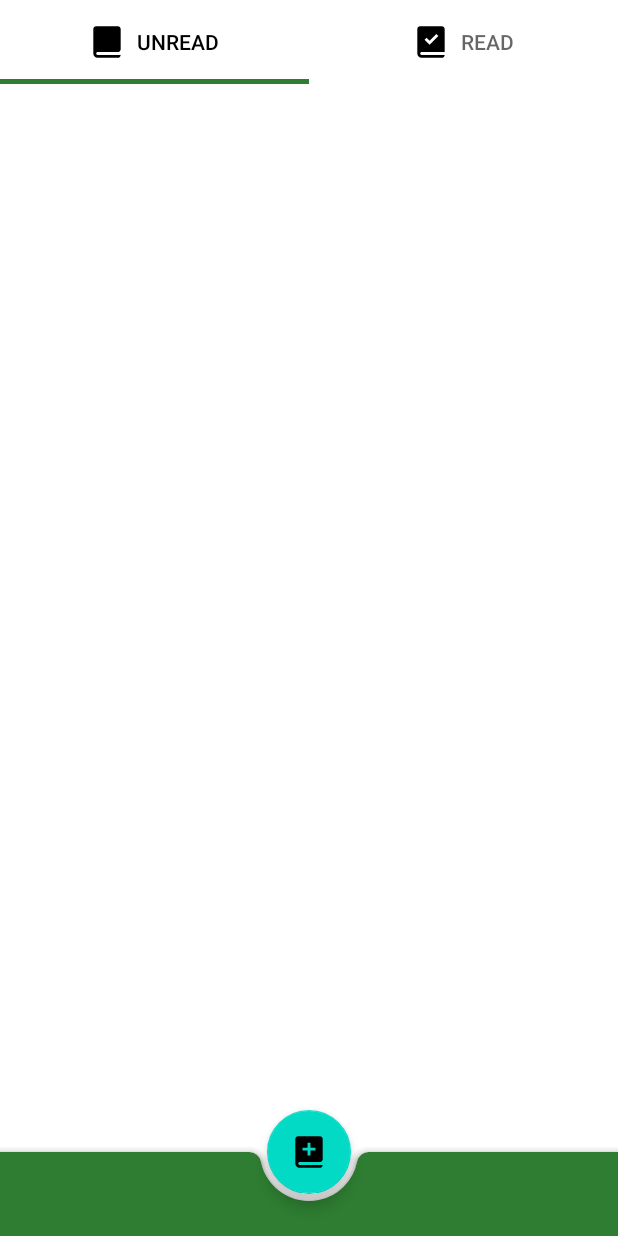
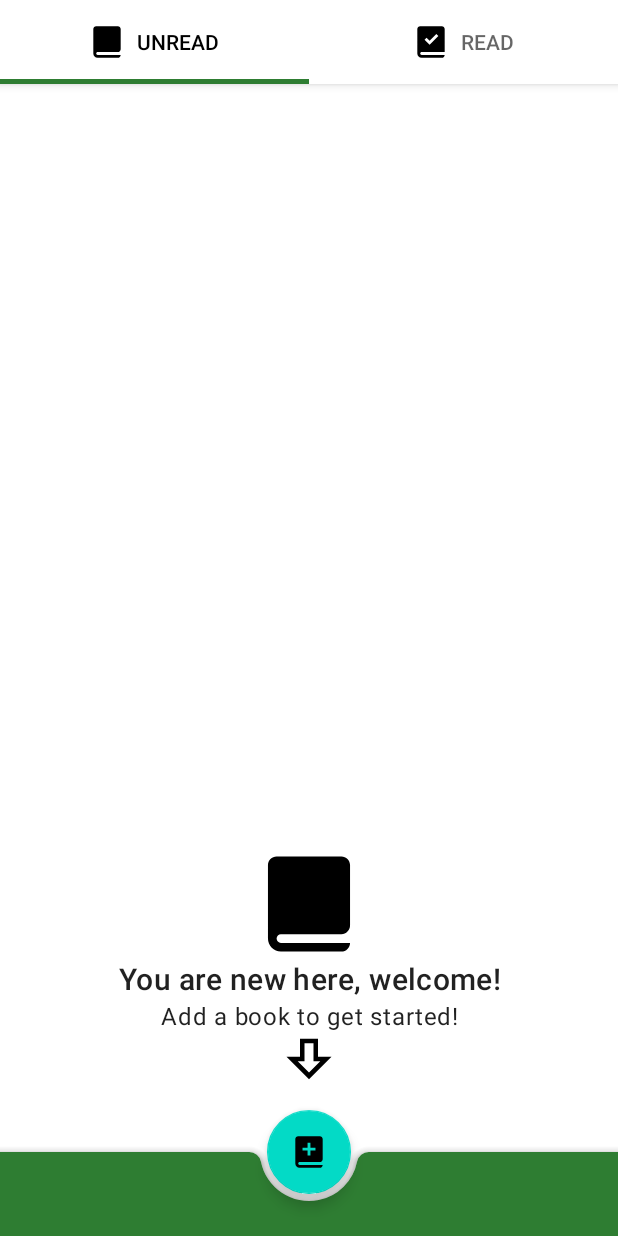
Before and after one commit to KennyGoers/MyBooks, an Android app: the screen it shows after launch (MainActivity), on a phone screen of 412 x 824 dp. Run offline under Robolectric (Android 15) with nearby library versions, the phone set to English and light mode, and no system bars; our stand-ins replace Picasso, Room's generated code, RxJava; pictures from the network do not load.

Commit message:
ADded some more material concepts (empty view, some others)

```diff
--- a/app/src/main/AndroidManifest.xml
+++ b/app/src/main/AndroidManifest.xml
@@ -14,7 +14,9 @@
         android:theme="@style/AppTheme.NoActionBar" tools:ignore="GoogleAppIndexingWarning"
     >
 
-        <activity android:name=".ui.MainActivity">
+        <activity android:name=".ui.MainActivity"
+                  android:windowSoftInputMode="adjustPan"
+        >
             <intent-filter>
                 <action android:name="android.intent.action.MAIN"/>
                 <category android:name="android.intent.category.LAUNCHER"/>
--- a/app/src/main/java/com/trixiesoft/mybooks/MyBookApp.kt
+++ b/app/src/main/java/com/trixiesoft/mybooks/MyBookApp.kt
@@ -4,7 +4,6 @@ import android.app.Application
 import com.squareup.picasso.Picasso
 
 class MyBookApp : Application() {
-
     override fun onCreate() {
         super.onCreate()
 
--- a/app/src/main/java/com/trixiesoft/mybooks/db/Data.kt
+++ b/app/src/main/java/com/trixiesoft/mybooks/db/Data.kt
@@ -2,9 +2,16 @@ package com.trixiesoft.mybooks.db
 
 import android.content.Context
 import io.reactivex.Completable
+import io.reactivex.Flowable
 
 class Data {
     companion object {
+
+        fun getBooks(context: Context, unread: Boolean): Flowable<List<Book>> {
+            val dao = AppDatabase.getDatabase(context)?.dao!!
+            return if (unread) dao.getUnreadBooksFlowable() else dao.getReadBooksFlowable()
+        }
+
         fun addBook(context: Context, book: Book): Completable {
             return Completable.fromCallable {
                 AppDatabase.getDatabase(context)?.dao?.insertBooks(book)
--- a/app/src/main/java/com/trixiesoft/mybooks/ui/BookListFragment.kt
+++ b/app/src/main/java/com/trixiesoft/mybooks/ui/BookListFragment.kt
@@ -4,10 +4,7 @@ import android.annotation.SuppressLint
 import android.content.DialogInterface
 import android.graphics.Bitmap
 import android.graphics.drawable.Drawable
-import androidx.lifecycle.ViewModelProviders
 import android.os.Bundle
-import android.util.Log
-import androidx.fragment.app.Fragment
 import android.view.LayoutInflater
 import android.view.View
 import android.view.ViewGroup
@@ -16,20 +13,18 @@ import android.widget.TextView
 import androidx.appcompat.app.AlertDialog
 import androidx.appcompat.view.menu.MenuBuilder
 import androidx.appcompat.widget.PopupMenu
+import androidx.fragment.app.Fragment
+import androidx.lifecycle.ViewModelProviders
 import androidx.recyclerview.widget.DiffUtil
 import androidx.recyclerview.widget.LinearLayoutManager
 import androidx.recyclerview.widget.RecyclerView
 import com.squareup.picasso.Picasso
-
 import com.trixiesoft.mybooks.R
-import com.trixiesoft.mybooks.db.AppDatabase
 import com.trixiesoft.mybooks.db.Book
 import com.trixiesoft.mybooks.db.Data
 import com.trixiesoft.mybooks.db.getCoverUrlMedium
 import com.trixiesoft.mybooks.utils.bindView
-import io.reactivex.Completable
 import io.reactivex.CompletableObserver
-import io.reactivex.Flowable
 import io.reactivex.android.schedulers.AndroidSchedulers
 import io.reactivex.annotations.NonNull
 import io.reactivex.disposables.Disposable
@@ -39,6 +34,7 @@ import io.reactivex.subscribers.DisposableSubscriber
 class BookListFragment : Fragment() {
 
     val recyclerView: RecyclerView by bindView(R.id.recyclerView)
+    val emptyView: View by bindView(R.id.emptyView)
 
     companion object {
         fun newInstance(read: Boolean): Fragment {
@@ -52,10 +48,7 @@ class BookListFragment : Fragment() {
 
     private lateinit var viewModel: BookListViewModel
 
-    override fun onCreateView(
-        inflater: LayoutInflater, container: ViewGroup?,
-        savedInstanceState: Bundle?
-    ): View? {
+    override fun onCreateView(inflater: LayoutInflater, container: ViewGroup?, savedInstanceState: Bundle?): View? {
         return inflater.inflate(R.layout.fragment_book_list, container, false)
     }
 
@@ -65,36 +58,46 @@ class BookListFragment : Fragment() {
         super.onActivityCreated(savedInstanceState)
         viewModel = ViewModelProviders.of(this).get(BookListViewModel::class.java)
 
-        val dao = AppDatabase.getDatabase(context!!)?.dao ?: return
-        val getFlowable: Flowable<List<Book>> = if (arguments!!.getBoolean("read", false))
-            dao.getReadBooksFlowable() else dao.getUnreadBooksFlowable()
-
-        getDisposable = getFlowable
+        val unread = !arguments!!.getBoolean("read", false)
+        getDisposable = Data.getBooks(context!!, unread)
             .observeOn(io.reactivex.android.schedulers.AndroidSchedulers.mainThread())
             .subscribeOn(io.reactivex.schedulers.Schedulers.io())
             .subscribeWith(object : DisposableSubscriber<List<Book>>() {
                 override fun onNext(books: List<Book>) {
-                    Log.d("MainActivity", "onNext")
                     updateBooks(books)
                 }
                 override fun onError(t: Throwable) {
-                    Log.e("MainActivity", "onError", t)
+                    getDisposable = null
                 }
                 override fun onComplete() {
-                    Log.d("MainActivity", "onComplete")
+                    getDisposable = null
                 }
             })
     }
 
     override fun onViewCreated(view: View, savedInstanceState: Bundle?) {
         super.onViewCreated(view, savedInstanceState)
-
         recyclerView.layoutManager = LinearLayoutManager(view.context)
         recyclerView.adapter = BookAdapter(mutableListOf())
     }
 
+    override fun onDestroy() {
+        super.onDestroy()
+        getDisposable?.dispose()
+        markDisposable?.dispose()
+        deleteDisposable?.dispose()
+    }
+
     fun updateBooks(books: List<Book>) {
-        (recyclerView.adapter as BookAdapter).updateList(books)
+        if (books.isEmpty()) {
+            // empty view
+            emptyView.visibility = View.VISIBLE
+            recyclerView.visibility = View.GONE
+        } else {
+            emptyView.visibility = View.GONE
+            recyclerView.visibility = View.VISIBLE
+            (recyclerView.adapter as BookAdapter).updateList(books)
+        }
     }
 
     class BookDiff(val newList: List<Book>, val oldList: List<Book>): DiffUtil.Callback() {
@@ -138,7 +141,8 @@ class BookListFragment : Fragment() {
             .show()
     }
 
-    var disposable: Disposable? = null
+    var markDisposable: Disposable? = null
+    var deleteDisposable: Disposable? = null
 
     fun markBook(book: Book, bookRead: Boolean) {
         Data.updateBookRead(context!!, book, bookRead)
@@ -146,13 +150,13 @@ class BookListFragment : Fragment() {
             .observeOn(AndroidSchedulers.mainThread())
             .subscribe(object : CompletableObserver {
                 override fun onSubscribe(@NonNull d: Disposable) {
-                    disposable = d
+                    markDisposable = d
                 }
                 override fun onComplete() {
-                    disposable = null
+                    markDisposable = null
                 }
                 override fun onError(@NonNull e: Throwable) {
-                    disposable = null
+                    markDisposable = null
                 }
             })
     }
@@ -163,13 +167,13 @@ class BookListFragment : Fragment() {
             .observeOn(AndroidSchedulers.mainThread())
             .subscribe(object : CompletableObserver {
                 override fun onSubscribe(@NonNull d: Disposable) {
-                    disposable = d
+                    deleteDisposable = d
                 }
                 override fun onComplete() {
-                    disposable = null
+                    deleteDisposable = null
                 }
                 override fun onError(@NonNull e: Throwable) {
-                    disposable = null
+                    deleteDisposable = null
                 }
             })
     }
--- /dev/null
+++ b/app/src/main/res/drawable-anydpi/ic_arrow_down_bold_outline.xml
@@ -0,0 +1,8 @@
+<!-- drawable/arrow_down_bold_outline.xml -->
+<vector xmlns:android="http://schemas.android.com/apk/res/android"
+    android:height="24dp"
+    android:width="24dp"
+    android:viewportWidth="24"
+    android:viewportHeight="24">
+    <path android:fillColor="#000" android:pathData="M22,11L12,21L2,11H8V3H16V11H22M12,18L17,13H14V5H10V13H7L12,18Z" />
+</vector>
--- a/app/src/main/res/layout/activity_main.xml
+++ b/app/src/main/res/layout/activity_main.xml
@@ -35,6 +35,7 @@
                 app:layout_constraintTop_toTopOf="parent"
                 app:layout_constraintBottom_toTopOf="@+id/view_pager"
                 app:layout_constraintVertical_chainStyle="packed"
+                android:elevation="4dp"
             />
 
             <androidx.viewpager.widget.ViewPager
--- a/app/src/main/res/layout/fragment_book_list.xml
+++ b/app/src/main/res/layout/fragment_book_list.xml
@@ -18,5 +18,45 @@
         app:layout_constraintTop_toTopOf="parent"
         tools:listitem="@layout/list_item_book"
         />
+    <LinearLayout
+        android:id="@+id/emptyView"
+        android:layout_width="match_parent"
+        android:layout_height="wrap_content"
+        app:layout_constraintBottom_toBottomOf="parent"
+        app:layout_constraintLeft_toLeftOf="parent"
+        app:layout_constraintRight_toRightOf="parent"
+        app:layout_constraintTop_toTopOf="parent"
+        android:orientation="vertical"
+        android:layout_gravity="bottom"
+        android:paddingBottom="100dp"
+        android:visibility="gone"
+        >
+        <ImageView
+            android:layout_width="match_parent"
+            android:layout_height="72dp"
+            android:src="@drawable/ic_book"
+            android:scaleType="fitCenter"
+        />
+        <TextView
+            android:layout_width="match_parent"
+            android:layout_height="wrap_content"
+            android:text="You are new here, welcome!"
+            android:textAppearance="@style/TextAppearance.MaterialComponents.Headline6"
+            android:gravity="center_horizontal"
+        />
+        <TextView
+                android:layout_width="match_parent"
+            android:layout_height="wrap_content"
+            android:text="Add a book to get started!"
+            android:textAppearance="@style/TextAppearance.MaterialComponents.Body1"
+            android:gravity="center"
+        />
+        <ImageView
+            android:layout_width="match_parent"
+            android:layout_height="36dp"
+            android:src="@drawable/ic_arrow_down_bold_outline"
+            android:scaleType="fitCenter"
+        />
+    </LinearLayout>
 
 </FrameLayout>
--- a/app/src/main/res/layout/fragment_find_books.xml
+++ b/app/src/main/res/layout/fragment_find_books.xml
@@ -19,6 +19,7 @@
             android:layout_marginTop="4dp"
             app:cardBackgroundColor="#FFF"
             app:cardCornerRadius="2dp"
+            app:cardElevation="4dp"
             app:layout_constraintEnd_toEndOf="parent"
             app:layout_constraintStart_toStartOf="parent"
             app:layout_constraintTop_toTopOf="parent"
```
Also changed, not shown: app/src/main/java/com/trixiesoft/mybooks/ui/MainActivity.kt (+8 -1 lines), app/src/main/res/drawable-anydpi/ic_anim_arrow_to_drawer.xml (deleted, +0 -51 lines), app/src/main/res/drawable-anydpi/ic_anim_drawer_to_arrow.xml (deleted, +0 -48 lines), app/src/main/res/drawable-anydpi/ic_reply.xml (added, +8 -0 lines), app/src/main/res/layout/activity_find_books.xml (deleted, +0 -8 lines), app/src/main/res/layout/list_item_header.xml (deleted, +0 -18 lines), app/src/main/res/drawable-anydpi/ic_book.xml (renamed from app/src/main/res/drawable/ic_book.xml), app/src/main/res/drawable-anydpi/ic_book_add.xml (renamed from app/src/main/res/drawable/ic_book_add.xml), app/src/main/res/drawable-anydpi/ic_book_read.xml (renamed from app/src/main/res/drawable/ic_book_read.xml), app/src/main/res/drawable-anydpi/ic_book_remove.xml (renamed from app/src/main/res/drawable/ic_book_remove.xml), app/src/main/res/drawable-anydpi/ic_launcher_background.xml (renamed from app/src/main/res/drawable/ic_launcher_background.xml), app/src/main/res/drawable-anydpi/ic_more_vert_24dp.xml (renamed from app/src/main/res/drawable/ic_more_vert_24dp.xml).
